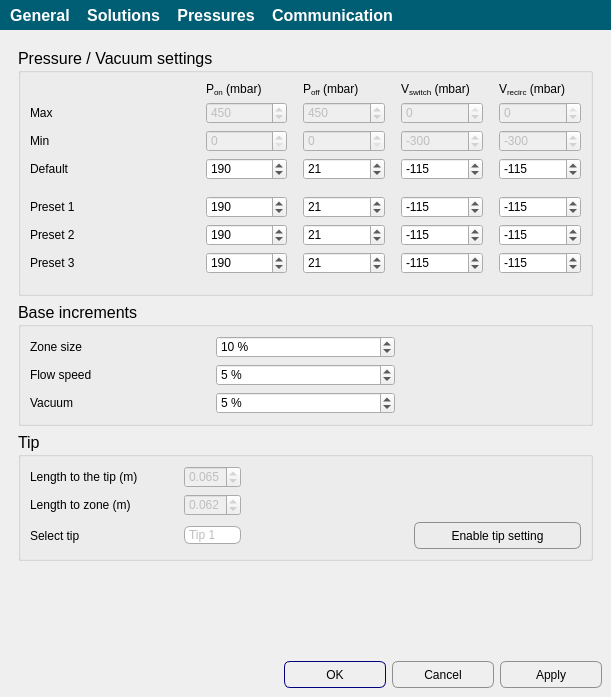
bellonemauro/Labonatip2.0, file apps/Biopen_wizard/tools.ui: the form before one commit.
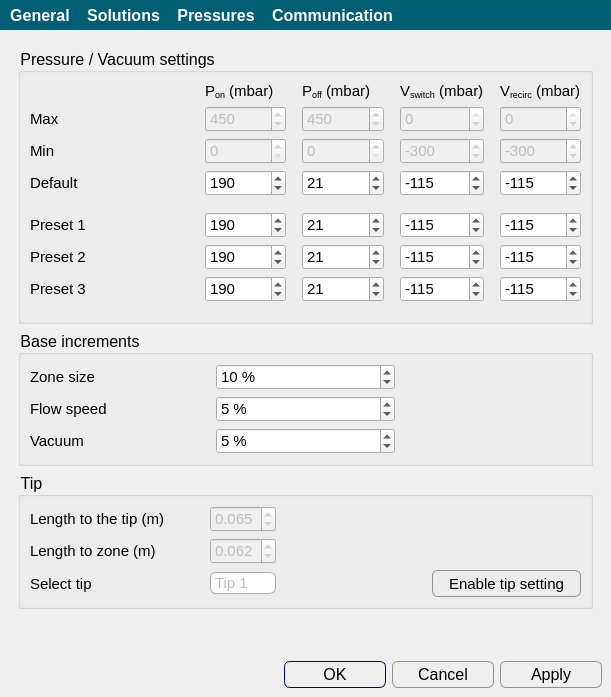
The form after the commit. The open tabs and pages were chosen to show the change. Icons and pictures are not drawn.

Commit message: fig gui tools

```diff
--- a/apps/Biopen_wizard/tools.ui
+++ b/apps/Biopen_wizard/tools.ui
@@ -17,7 +17,7 @@
    <string notr="true">QToolButton:!hover {
 background-color:rgb(0, 94, 116);
 color:rgb(255,255,255);
-font-size: 16px;
+font-size: 12pt;
 font-weight: 900;
 }
 
@@ -30,15 +30,19 @@
 QToolBar {
 background-color:rgb(0, 94, 116);
 color:rgb(255,255,255);
-font-size: 16px;
+font-size: 12pt;
 font-weight: 900;
 border:0;
 }
 
+QGroupBox{
+    font-size: 12pt;
+}
+
 QCheckBox {
     background-color: transparent;
     color: black;
-    font-size: 12px;
+    font-size: 11pt;
 }
 
 
@@ -76,7 +80,7 @@
      border: 1px solid #8f8f91;
      border-radius: 6px;
      height: 25px;
-     font-size: 12px;
+    font-size: 11pt;
      background-color: qlineargradient(x1: 0, y1: 0, x2: 0, y2: 1,
                                        stop: 0 #f6f7fa, stop: 1 #dadbde);
 
@@ -108,7 +112,7 @@
     border-radius: 6px;
 	border-color: rgb(170, 170, 170);
     min-width: 6em;
-    font-size: 12px;
+    font-size: 11pt;
 	background-color: qlineargradient(x1: 0, y1: 0, x2: 0, y2: 1,
                                        stop: 0 #f6f7fa, stop: 1 #dadbde);
 }
@@ -141,16 +145,16 @@
 
 QLabel 
 {
-    font-size: 12px;
+    font-size: 11pt;
 }
 
 
 QSpinBox {
-    font-size: 12px;
+    font-size: 11pt;
 }
 
 QDoubleSpinBox {
-    font-size: 12px;
+    font-size: 11pt;
 }
 </string>
   </property>
@@ -175,7 +179,7 @@
      border-radius: 6px;
      width: 100px;
      height: 25px;
-     font-size: 12px;
+     font-size: 12pt;
      background-color: qlineargradient(x1: 0, y1: 0, x2: 0, y2: 1,
                                        stop: 0 #f6f7fa, stop: 1 #dadbde);
 
@@ -2083,7 +2087,7 @@
             <widget class="QLabel" name="label_27">
              <property name="font">
               <font>
-               <pointsize>-1</pointsize>
+               <pointsize>11</pointsize>
               </font>
              </property>
              <property name="text">
@@ -2095,7 +2099,7 @@
             <widget class="QLabel" name="label_25">
              <property name="font">
               <font>
-               <pointsize>-1</pointsize>
+               <pointsize>11</pointsize>
               </font>
              </property>
              <property name="text">
@@ -2107,7 +2111,7 @@
             <widget class="QLabel" name="label_26">
              <property name="font">
               <font>
-               <pointsize>-1</pointsize>
+               <pointsize>11</pointsize>
               </font>
              </property>
              <property name="text">
@@ -2160,7 +2164,7 @@
              </property>
              <property name="font">
               <font>
-               <pointsize>-1</pointsize>
+               <pointsize>11</pointsize>
               </font>
              </property>
              <property name="toolTip">
@@ -2178,7 +2182,7 @@
             <widget class="QLabel" name="label_31">
              <property name="font">
               <font>
-               <pointsize>-1</pointsize>
+               <pointsize>11</pointsize>
               </font>
              </property>
              <property name="text">
@@ -2190,7 +2194,7 @@
             <widget class="QLabel" name="label_29">
              <property name="font">
               <font>
-               <pointsize>-1</pointsize>
+               <pointsize>11</pointsize>
               </font>
              </property>
              <property name="text">
@@ -2227,7 +2231,7 @@
              </property>
              <property name="font">
               <font>
-               <pointsize>-1</pointsize>
+               <pointsize>11</pointsize>
               </font>
              </property>
              <property name="toolTip">
@@ -2257,7 +2261,7 @@
              </property>
              <property name="font">
               <font>
-               <pointsize>-1</pointsize>
+               <pointsize>11</pointsize>
               </font>
              </property>
              <property name="toolTip">
@@ -2287,7 +2291,7 @@
              </property>
              <property name="font">
               <font>
-               <pointsize>-1</pointsize>
+               <pointsize>11</pointsize>
               </font>
              </property>
              <property name="toolTip">
@@ -2317,7 +2321,7 @@
              </property>
              <property name="font">
               <font>
-               <pointsize>-1</pointsize>
+               <pointsize>11</pointsize>
               </font>
              </property>
              <property name="toolTip">
@@ -2350,7 +2354,7 @@
              </property>
              <property name="font">
               <font>
-               <pointsize>-1</pointsize>
+               <pointsize>11</pointsize>
               </font>
              </property>
              <property name="toolTip">
@@ -2380,7 +2384,7 @@
              </property>
              <property name="font">
               <font>
-               <pointsize>-1</pointsize>
+               <pointsize>11</pointsize>
               </font>
              </property>
              <property name="toolTip">
@@ -2398,7 +2402,7 @@
             <widget class="QLabel" name="label_30">
              <property name="font">
               <font>
-               <pointsize>-1</pointsize>
+               <pointsize>11</pointsize>
               </font>
              </property>
              <property name="text">
@@ -2419,7 +2423,7 @@
              </property>
              <property name="font">
               <font>
-               <pointsize>-1</pointsize>
+               <pointsize>11</pointsize>
               </font>
              </property>
              <property name="toolTip">
@@ -2440,7 +2444,7 @@
             <widget class="QLabel" name="label_28">
              <property name="font">
               <font>
-               <pointsize>-1</pointsize>
+               <pointsize>11</pointsize>
               </font>
              </property>
              <property name="text">
@@ -2461,7 +2465,7 @@
              </property>
              <property name="font">
               <font>
-               <pointsize>-1</pointsize>
+               <pointsize>11</pointsize>
               </font>
              </property>
              <property name="toolTip">
@@ -2501,7 +2505,7 @@
              </property>
              <property name="font">
               <font>
-               <pointsize>-1</pointsize>
+               <pointsize>11</pointsize>
               </font>
              </property>
              <property name="toolTip">
@@ -2525,7 +2529,7 @@
              </property>
              <property name="font">
               <font>
-               <pointsize>-1</pointsize>
+               <pointsize>11</pointsize>
               </font>
              </property>
              <property name="toolTip">
@@ -2552,7 +2556,7 @@
              </property>
              <property name="font">
               <font>
-               <pointsize>-1</pointsize>
+               <pointsize>11</pointsize>
               </font>
              </property>
              <property name="toolTip">
@@ -2579,7 +2583,7 @@
              </property>
              <property name="font">
               <font>
-               <pointsize>-1</pointsize>
+               <pointsize>11</pointsize>
               </font>
              </property>
              <property name="toolTip">
@@ -2606,7 +2610,7 @@
              </property>
              <property name="font">
               <font>
-               <pointsize>-1</pointsize>
+               <pointsize>11</pointsize>
               </font>
              </property>
              <property name="toolTip">
@@ -2630,7 +2634,7 @@
              </property>
              <property name="font">
               <font>
-               <pointsize>-1</pointsize>
+               <pointsize>11</pointsize>
               </font>
              </property>
              <property name="text">
@@ -2648,7 +2652,7 @@
              </property>
              <property name="font">
               <font>
-               <pointsize>-1</pointsize>
+               <pointsize>11</pointsize>
               </font>
              </property>
              <property name="toolTip">
@@ -2672,7 +2676,7 @@
              </property>
              <property name="font">
               <font>
-               <pointsize>-1</pointsize>
+               <pointsize>11</pointsize>
               </font>
              </property>
              <property name="toolTip">
@@ -2699,7 +2703,7 @@
              </property>
              <property name="font">
               <font>
-               <pointsize>-1</pointsize>
+               <pointsize>11</pointsize>
               </font>
              </property>
              <property name="toolTip">
@@ -2723,7 +2727,7 @@
              </property>
              <property name="font">
               <font>
-               <pointsize>-1</pointsize>
+               <pointsize>11</pointsize>
               </font>
              </property>
              <property name="toolTip">
@@ -2750,7 +2754,7 @@
              </property>
              <property name="font">
               <font>
-               <pointsize>-1</pointsize>
+               <pointsize>11</pointsize>
               </font>
              </property>
              <property name="toolTip">
@@ -2774,7 +2778,7 @@
              </property>
              <property name="font">
               <font>
-               <pointsize>-1</pointsize>
+               <pointsize>11</pointsize>
               </font>
              </property>
              <property name="toolTip">
@@ -2801,7 +2805,7 @@
              </property>
              <property name="font">
               <font>
-               <pointsize>-1</pointsize>
+               <pointsize>11</pointsize>
               </font>
              </property>
              <property name="text">
@@ -2819,7 +2823,7 @@
              </property>
              <property name="font">
               <font>
-               <pointsize>-1</pointsize>
+               <pointsize>11</pointsize>
               </font>
              </property>
              <property name="toolTip">
@@ -2843,7 +2847,7 @@
              </property>
              <property name="font">
               <font>
-               <pointsize>-1</pointsize>
+               <pointsize>11</pointsize>
               </font>
              </property>
              <property name="text">
@@ -2861,7 +2865,7 @@
              </property>
              <property name="font">
               <font>
-               <pointsize>-1</pointsize>
+               <pointsize>11</pointsize>
               </font>
              </property>
              <property name="toolTip">
@@ -2885,7 +2889,7 @@
              </property>
              <property name="font">
               <font>
-               <pointsize>-1</pointsize>
+               <pointsize>11</pointsize>
               </font>
              </property>
              <property name="toolTip">
@@ -2912,7 +2916,7 @@
              </property>
              <property name="font">
               <font>
-               <pointsize>-1</pointsize>
+               <pointsize>11</pointsize>
               </font>
              </property>
              <property name="toolTip">
@@ -2982,7 +2986,7 @@
             <widget class="QSpinBox" name="spinBox_ds_increment">
              <property name="font">
               <font>
-               <pointsize>-1</pointsize>
+               <pointsize>11</pointsize>
               </font>
              </property>
              <property name="toolTip">
@@ -3015,7 +3019,7 @@
              </property>
              <property name="font">
               <font>
-               <pointsize>-1</pointsize>
+               <pointsize>11</pointsize>
               </font>
              </property>
              <property name="text">
@@ -3040,7 +3044,7 @@
              </property>
              <property name="font">
               <font>
-               <pointsize>-1</pointsize>
+               <pointsize>11</pointsize>
               </font>
              </property>
              <property name="text">
@@ -3052,7 +3056,7 @@
             <widget class="QSpinBox" name="spinBox_fs_increment">
              <property name="font">
               <font>
-               <pointsize>-1</pointsize>
+               <pointsize>11</pointsize>
               </font>
              </property>
              <property name="toolTip">
@@ -3085,7 +3089,7 @@
              </property>
              <property name="font">
               <font>
-               <pointsize>-1</pointsize>
+               <pointsize>11</pointsize>
               </font>
              </property>
              <property name="text">
@@ -3097,7 +3101,7 @@
             <widget class="QSpinBox" name="spinBox_v_increment">
              <property name="font">
               <font>
-               <pointsize>-1</pointsize>
+               <pointsize>11</pointsize>
               </font>
              </property>
              <property name="toolTip">
@@ -3176,7 +3180,7 @@
              </property>
              <property name="font">
               <font>
-               <pointsize>-1</pointsize>
+               <pointsize>11</pointsize>
               </font>
              </property>
              <property name="text">
@@ -3188,7 +3192,7 @@
             <widget class="QLabel" name="label_40">
              <property name="font">
               <font>
-               <pointsize>-1</pointsize>
+               <pointsize>11</pointsize>
               </font>
              </property>
              <property name="text">
@@ -3200,7 +3204,7 @@
             <widget class="QLabel" name="label_41">
              <property name="font">
               <font>
-               <pointsize>-1</pointsize>
+               <pointsize>11</pointsize>
               </font>
              </property>
              <property name="text">
@@ -3215,7 +3219,7 @@
              </property>
              <property name="font">
               <font>
-               <pointsize>-1</pointsize>
+               <pointsize>11</pointsize>
               </font>
              </property>
              <item>
@@ -3243,7 +3247,7 @@
              </property>
              <property name="font">
               <font>
-               <pointsize>-1</pointsize>
+               <pointsize>11</pointsize>
               </font>
              </property>
              <property name="decimals">
@@ -3279,7 +3283,7 @@
              </property>
              <property name="font">
               <font>
-               <pointsize>-1</pointsize>
+               <pointsize>11</pointsize>
               </font>
              </property>
              <property name="decimals">
```
Left out of the diff: 132 changed lines with no effect on the pictures.
